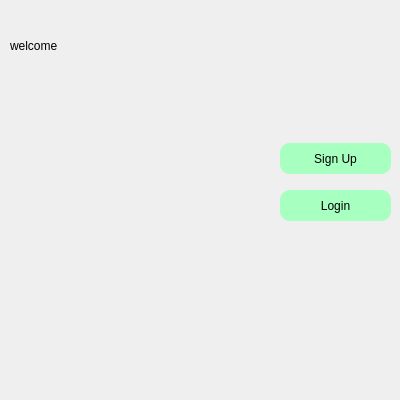
Old version of the form project_1/menu.ui in the repository mobinamassah/Messenger_project.
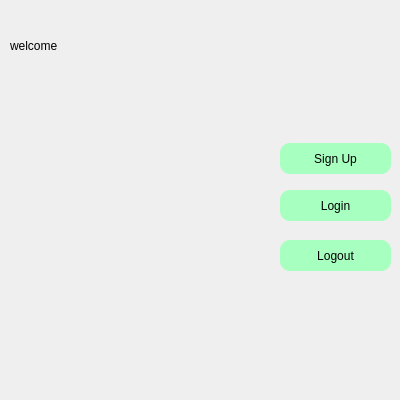
New version of the form. Icons and pictures are not drawn.

Commit message: logout client

Patch:
```diff
--- a/project_1/menu.ui
+++ b/project_1/menu.ui
@@ -111,6 +111,26 @@
     <string>Login</string>
    </property>
   </widget>
+  <widget class="QPushButton" name="pushButton_3">
+   <property name="geometry">
+    <rect>
+     <x>280</x>
+     <y>240</y>
+     <width>111</width>
+     <height>31</height>
+    </rect>
+   </property>
+   <property name="styleSheet">
+    <string notr="true">color: rgb(0, 0, 0);
+background-color: rgb(167, 255, 192);
+
+border-rAdius:10px;
+font: 18pt &quot;Courgette&quot;;</string>
+   </property>
+   <property name="text">
+    <string>Logout</string>
+   </property>
+  </widget>
  </widget>
  <resources/>
  <connections/>
```
The commit also changes 9 other files.
